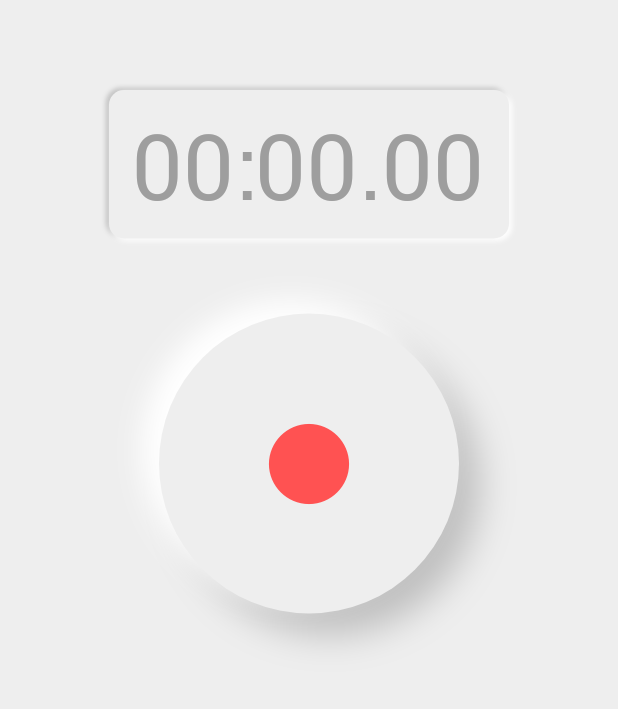
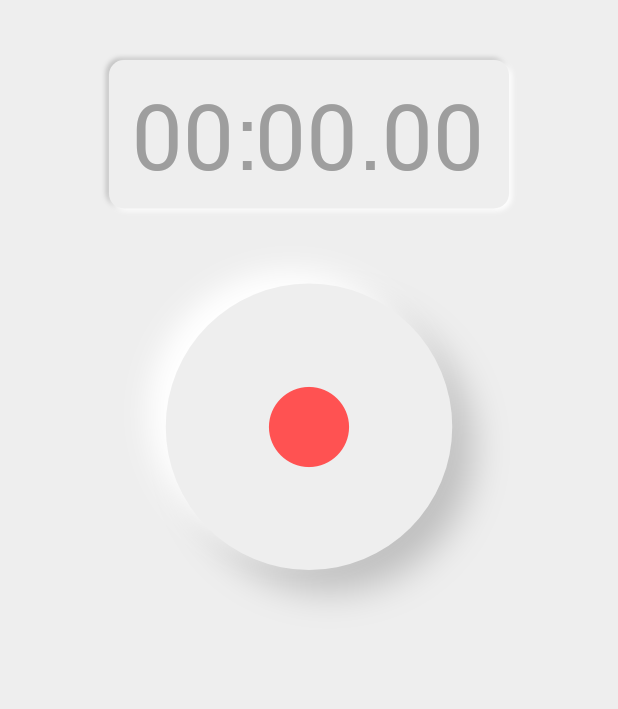
Before and after one commit to tcollard/fluttterSoundApp, a Flutter app: the screen it shows after launch, on a phone screen of 412 x 824 dp, the part 195-904 px from its top. Run offline on Flutter 3.47's test engine with Material 2 defaults, Android fonts, the phone set to English and light mode, and no system bars; our stand-ins replace audioplayers, dynamic_theme, flutter_spinkit, google_fonts, permission_handler; missing offline and left inert: audio_recorder, flare_splash_screen, flutter_material_color_picker, flutter_share; statements that could not run were skipped.

Commit message:
fix: 🐛 (recorder & settings) Change size button

```diff
--- a/myapp/lib/common/progressBar.dart
+++ b/myapp/lib/common/progressBar.dart
@@ -18,7 +18,9 @@ class ProgressBarState extends State<ProgressBar> {
 
   @override
   Widget build(BuildContext context) {
+    var height = MediaQuery.of(context).size.height;
     return Container(
+      height: height / 10 - 60,
       padding: EdgeInsets.only(left: 20, right: 20),
       child: Slider(
         min: 0,
--- a/myapp/lib/pages/recorder.dart
+++ b/myapp/lib/pages/recorder.dart
@@ -32,7 +32,6 @@ class _RecorderPageState extends State<RecorderPage>
 
   @override
   void initState() {
-    print('Init state');
     _fadeController = AnimationController(
       vsync: this,
       duration: Duration(milliseconds: 800),
@@ -59,6 +58,7 @@ class _RecorderPageState extends State<RecorderPage>
 
   @override
   Widget build(BuildContext context) {
+    var height = MediaQuery.of(context).size.height;
     var timerService = TimerService.of(context);
     Color _setColorBoxShadow() {
       return (Theme.of(context).brightness == Brightness.dark)
@@ -106,7 +106,7 @@ class _RecorderPageState extends State<RecorderPage>
         ),
         PrimaryCircularBtn3d(
           _selectIcon(),
-          200,
+          (height - 60) / 4,
           Theme.of(context).scaffoldBackgroundColor,
           () {
             _selectFunction(timerService);
@@ -115,7 +115,7 @@ class _RecorderPageState extends State<RecorderPage>
         FadeTransition(
           opacity: _fadeController,
           child: Container(
-            padding: const EdgeInsets.only(top: 50),
+            padding: const EdgeInsets.only(top: 30, bottom: 0.0),
             child: ProgressBar(key: progressBar),
           ),
         ),
@@ -134,9 +134,9 @@ class _RecorderPageState extends State<RecorderPage>
               Icon(
                 Icons.save,
                 color: color,
-                size: 50,
+                size: (height - 60) / 10 - 30,
               ),
-              90,
+              (height - 60) / 10,
               Theme.of(context).scaffoldBackgroundColor,
               () {
                 _dialog.callMonoInputDialog(
@@ -160,9 +160,9 @@ class _RecorderPageState extends State<RecorderPage>
               Icon(
                 Icons.delete,
                 color: color,
-                size: 50,
+                size: (height - 60) / 10 - 30,
               ),
-              90,
+              (height - 60) / 10,
               Theme.of(context).scaffoldBackgroundColor,
               () {
                 _deleteRecord(timerService);
@@ -176,7 +176,7 @@ class _RecorderPageState extends State<RecorderPage>
     return ListView(
       children: [
         Container(
-          padding: EdgeInsets.only(top: 60.0),
+          padding: EdgeInsets.only(top: 40.0),
           child: Column(
             mainAxisAlignment: MainAxisAlignment.start,
             children: recordingAction,
--- a/myapp/lib/pages/settings.dart
+++ b/myapp/lib/pages/settings.dart
@@ -46,7 +46,7 @@ class _SettingsPageState extends State<SettingsPage> {
       shrinkWrap: true,
       allowShades: false,
       colors: fullMaterialColors,
-      circleSize: 35,
+      circleSize: 25,
       selectedColor: Theme.of(context).primaryColor,
       onMainColorChange: (_color) => setState(() {
         _changeColorSettings(_color);
```
